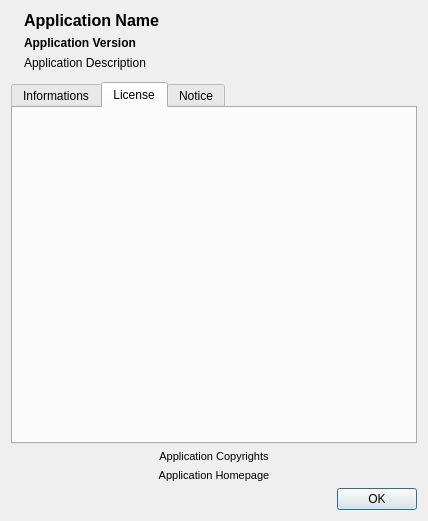
amestica/qwbfs, file qwbfs/src/UIAbout.ui: the form before one commit.
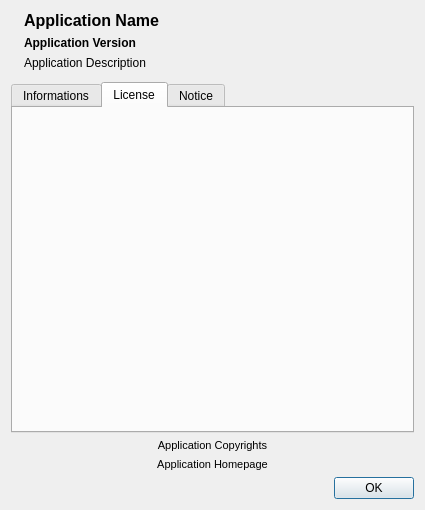
The form after the commit. The open tabs and pages were chosen to show the change. Icons and pictures are not drawn.

Commit message: Small fix for about dialog

```diff
--- a/qwbfs/src/UIAbout.ui
+++ b/qwbfs/src/UIAbout.ui
@@ -6,15 +6,15 @@
    <rect>
     <x>0</x>
     <y>0</y>
-    <width>428</width>
-    <height>521</height>
+    <width>425</width>
+    <height>510</height>
    </rect>
   </property>
-  <property name="sizePolicy">
-   <sizepolicy hsizetype="Minimum" vsizetype="Minimum">
-    <horstretch>0</horstretch>
-    <verstretch>0</verstretch>
-   </sizepolicy>
+  <property name="maximumSize">
+   <size>
+    <width>425</width>
+    <height>510</height>
+   </size>
   </property>
   <property name="windowTitle">
    <string>About...</string>
@@ -224,6 +224,12 @@
            </disabled>
           </palette>
          </property>
+         <property name="font">
+          <font>
+           <family>Arial</family>
+           <pointsize>9</pointsize>
+          </font>
+         </property>
          <property name="frameShape">
           <enum>QFrame::NoFrame</enum>
          </property>
@@ -233,9 +239,6 @@
          <property name="undoRedoEnabled">
           <bool>false</bool>
          </property>
-         <property name="lineWrapMode">
-          <enum>QPlainTextEdit::NoWrap</enum>
-         </property>
          <property name="readOnly">
           <bool>true</bool>
          </property>
```
